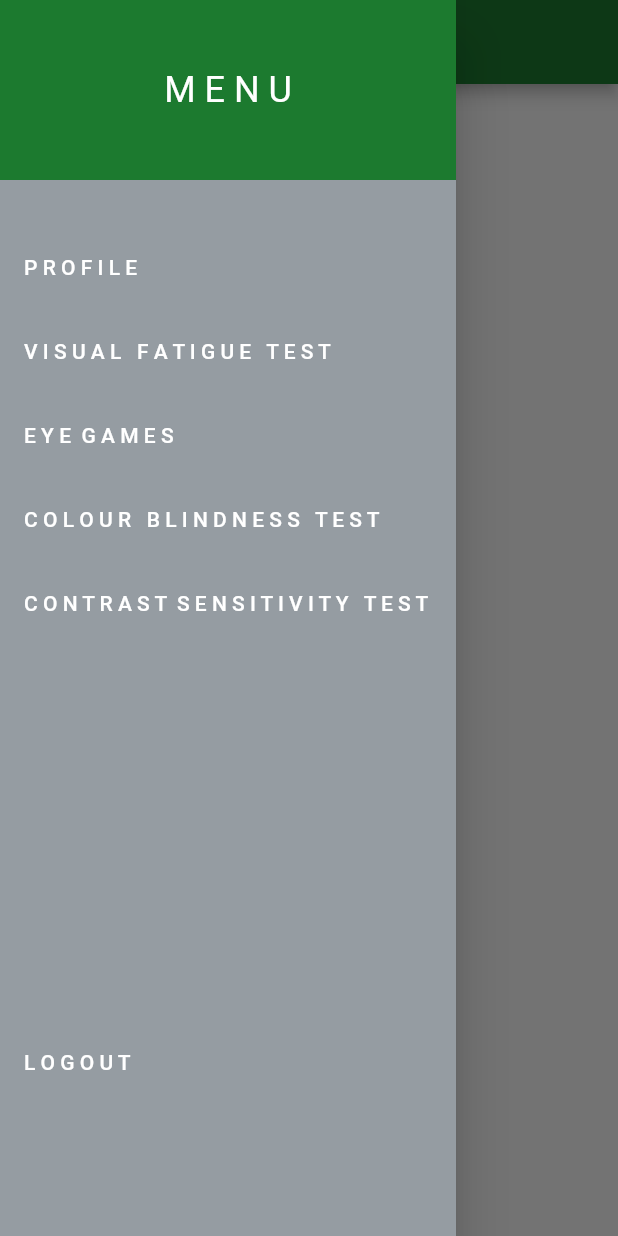
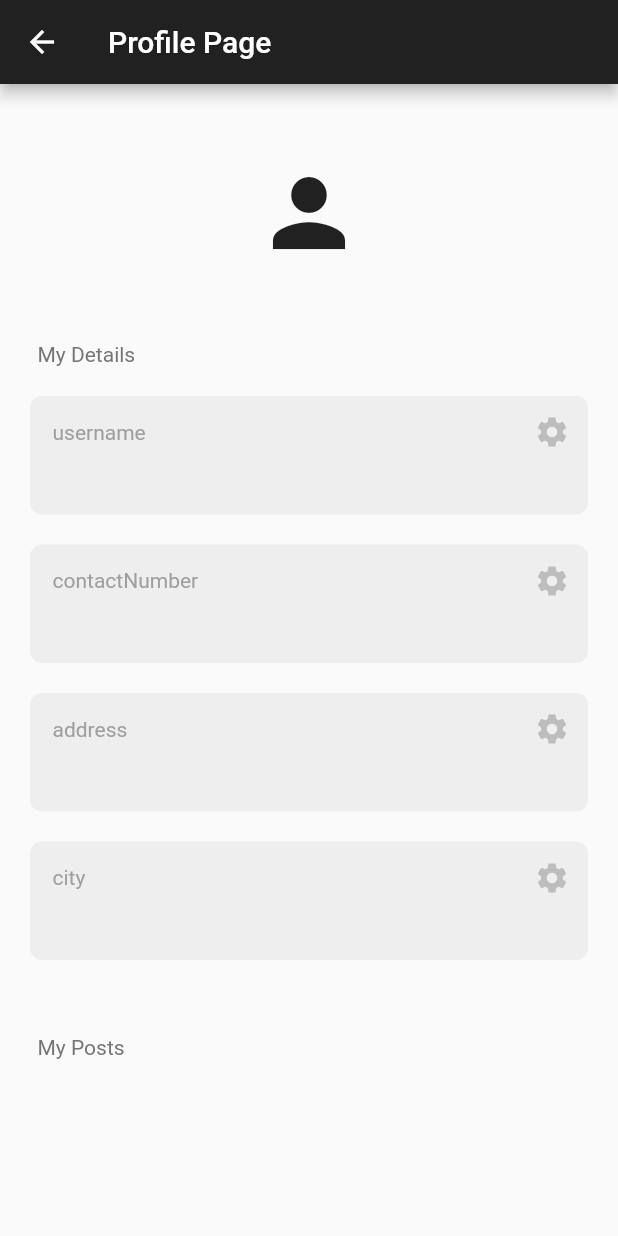
Before and after one commit to OmeshSachethana/SPM_Project, a Flutter app: the screen it shows once a user with an empty profile is signed in, in the side drawer, after a tap on "P R O F I L E", on a phone screen of 412 x 824 dp. Run offline on Flutter 3.47's test engine with Material 2 defaults, Android fonts, the phone set to English and light mode, and no system bars; our stand-ins replace camera, cloud_firestore, firebase_auth, firebase_core; accounts and stored records are empty.

Commit message:
profile page added

```diff
--- /dev/null
+++ b/lib/components/text_box.dart
@@ -0,0 +1,55 @@
+import 'package:flutter/material.dart';
+
+class MyTextBox extends StatelessWidget {
+  final String text;
+  final String sectionName;
+  final void Function()? onPressed;
+
+  const MyTextBox({
+    super.key,
+    required this.text,
+    required this.sectionName,
+    required this.onPressed,
+  });
+
+  @override
+  Widget build(BuildContext context) {
+    return Container(
+      decoration: BoxDecoration(
+        color: Colors.grey[200],
+        borderRadius: BorderRadius.circular(8),
+      ),
+      padding: const EdgeInsets.only(
+        left: 15,
+        bottom: 15,
+      ),
+      margin: const EdgeInsets.only(left: 20, right: 20, top: 20),
+      child: Column(
+        crossAxisAlignment: CrossAxisAlignment.start,
+        children: [
+          Row(
+            mainAxisAlignment: MainAxisAlignment.spaceBetween,
+            children: [
+              //section name
+              Text(
+                sectionName,
+                style: TextStyle(color: Colors.grey[500]),
+              ),
+
+              //edit Button
+              IconButton(
+                  onPressed: onPressed,
+                  icon: Icon(
+                    Icons.settings,
+                    color: Colors.grey[400],
+                  )),
+            ],
+          ),
+
+          //text
+          Text(text),
+        ],
+      ),
+    );
+  }
+}
--- a/lib/pages/home_page.dart
+++ b/lib/pages/home_page.dart
@@ -2,6 +2,8 @@ import 'package:camera/camera.dart';
 import 'package:firebase_auth/firebase_auth.dart';
 import 'package:flutter/material.dart';
 import 'package:spm/pages/visual_fatigue_homePage.dart';
+
+import 'profile_page.dart';
 
 class HomePage extends StatelessWidget {
   final CameraDescription frontCamera;
@@ -13,6 +15,18 @@ class HomePage extends StatelessWidget {
   // Sign out user
   void signUserOut() {
     FirebaseAuth.instance.signOut();
+  }
+
+  void goToProfilePage(BuildContext context) {
+    // Pop the menu drawer
+    Navigator.pop(context);
+
+    Navigator.push(
+      context,
+      MaterialPageRoute(
+        builder: (context) => const ProfilePage(),
+      ),
+    );
   }
 
   @override
@@ -56,6 +70,7 @@ class HomePage extends StatelessWidget {
                   style: TextStyle(color: Colors.white)),
               onTap: () {
                 // Add your logic for when Item 1 is tapped
+                goToProfilePage(context);
               },
             ),
             ListTile(
--- /dev/null
+++ b/lib/pages/profile_page.dart
@@ -0,0 +1,155 @@
+import 'package:cloud_firestore/cloud_firestore.dart';
+import 'package:firebase_auth/firebase_auth.dart';
+import 'package:flutter/material.dart';
+
+import '../components/text_box.dart';
+
+class ProfilePage extends StatefulWidget {
+  const ProfilePage({super.key});
+
+  @override
+  State<ProfilePage> createState() => _ProfilePageState();
+}
+
+class _ProfilePageState extends State<ProfilePage> {
+  final currentUser = FirebaseAuth.instance.currentUser!;
+
+  //all users
+  final usersCollection = FirebaseFirestore.instance.collection("Users");
+
+  //edit field
+  Future<void> editField(String field) async {
+    String newValue = "";
+    await showDialog(
+      context: context,
+      builder: (context) => AlertDialog(
+        backgroundColor: Colors.grey[900],
+        title: Text(
+          "Edit $field",
+          style: const TextStyle(color: Colors.white),
+        ),
+        content: TextField(
+          autofocus: true,
+          style: const TextStyle(color: Colors.white),
+          decoration: InputDecoration(
+            hintText: "Enter new $field",
+            hintStyle: const TextStyle(color: Colors.grey),
+          ),
+          onChanged: (value) {
+            newValue = value;
+          },
+        ),
+        actions: [
+          //cancel button
+          TextButton(
+            child: const Text(
+              'Cancel',
+              style: TextStyle(color: Colors.white),
+            ),
+            onPressed: () => Navigator.pop(context),
+          ),
+
+          //save button
+          TextButton(
+            child: const Text(
+              'Save',
+              style: TextStyle(color: Colors.white),
+            ),
+            onPressed: () => Navigator.of(context).pop(newValue),
+          )
+        ],
+      ),
+    );
+
+    if (newValue.trim().length > 0) {
+      await usersCollection.doc(currentUser.email).update({field: newValue});
+    }
+  }
+
+  @override
+  Widget build(BuildContext context) {
+    return Scaffold(
+      appBar: AppBar(
+        title: const Text("Profile Page"),
+        backgroundColor: Colors.grey[900],
+      ),
+      body: StreamBuilder<DocumentSnapshot>(
+        stream: FirebaseFirestore.instance
+            .collection("Users")
+            .doc(currentUser.email!)
+            .snapshots(),
+        builder: (context, snapshot) {
+          //get user data
+          if (snapshot.hasData) {
+            final userData = snapshot.data!.data() as Map<String, dynamic>;
+
+            return ListView(
+              children: [
+                const SizedBox(height: 50),
+                const Icon(
+                  Icons.person,
+                  size: 72,
+                ),
+                const SizedBox(height: 50),
+                Padding(
+                  padding: const EdgeInsets.only(left: 25.0),
+                  child: Text(
+                    'My Details',
+                    style: TextStyle(color: Colors.grey[600]),
+                  ),
+                ),
+
+                //username
+                MyTextBox(
+                  text: userData['username'],
+                  sectionName: 'username',
+                  onPressed: () => editField('username'),
+                ),
+
+                //phone number
+                MyTextBox(
+                  text: userData['contactNumber'],
+                  sectionName: 'contactNumber',
+                  onPressed: () => editField('contactNumber'),
+                ),
+
+                //address
+                MyTextBox(
+                  text: userData['address'],
+                  sectionName: 'address',
+                  onPressed: () => editField('address'),
+                ),
+
+                //city
+                MyTextBox(
+                  text: userData['city'],
+                  sectionName: 'city',
+                  onPressed: () => editField('city'),
+                ),
+
+                const SizedBox(height: 50),
+
+                //user posts
+                Padding(
+                  padding: const EdgeInsets.only(left: 25.0),
+                  child: Text(
+                    'My Posts',
+                    style: TextStyle(color: Colors.grey[600]),
+                  ),
+                ),
+              ],
+            );
+          } else if (snapshot.hasError) {
+            return Center(
+              child: Text('Error${snapshot.error}'),
+            );
+          }
+
+          return const Center(
+            child: CircularProgressIndicator(),
+          );
+        },
+      ),
+    );
+  }
+}
```
